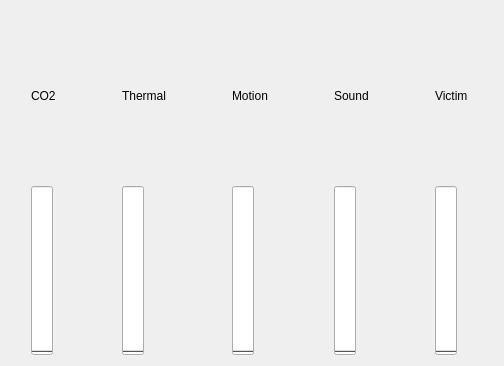
Qt form resources/ProbabilityInfo.ui (pandora-auth-ros-pkg/pandora_rqt_gui) before a commit.
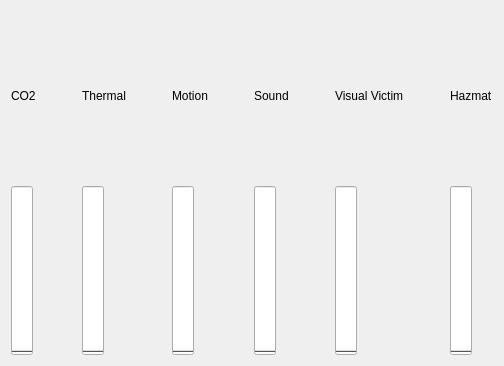
The same form after that commit.

Commit message:
Rename GlobalProbabilities to VictimProbabilities
- Rename message attribute victim -> visualVictim
- Add hazmat as a sign of life.

Diff of the .ui file:
```diff
--- a/resources/ProbabilityInfo.ui
+++ b/resources/ProbabilityInfo.ui
@@ -235,7 +235,7 @@
           </sizepolicy>
          </property>
          <property name="text">
-          <string>Victim</string>
+          <string>Visual Victim</string>
          </property>
         </widget>
        </item>
@@ -263,6 +263,61 @@
        </item>
       </layout>
      </item>
+     <item>
+      <spacer name="horizontalSpacer_1">
+       <property name="orientation">
+        <enum>Qt::Horizontal</enum>
+       </property>
+       <property name="sizeType">
+        <enum>QSizePolicy::Preferred</enum>
+       </property>
+       <property name="sizeHint" stdset="0">
+        <size>
+         <width>40</width>
+         <height>20</height>
+        </size>
+       </property>
+      </spacer>
+     </item>
+     <item>
+      <layout class="QVBoxLayout" name="verticalLayout_10">
+       <item>
+        <widget class="QLabel" name="label_13">
+         <property name="sizePolicy">
+          <sizepolicy hsizetype="Preferred" vsizetype="Minimum">
+           <horstretch>0</horstretch>
+           <verstretch>0</verstretch>
+          </sizepolicy>
+         </property>
+         <property name="text">
+          <string>Hazmat</string>
+         </property>
+        </widget>
+       </item>
+       <item>
+        <widget class="QProgressBar" name="HazmatBar">
+         <property name="sizePolicy">
+          <sizepolicy hsizetype="Fixed" vsizetype="Preferred">
+           <horstretch>0</horstretch>
+           <verstretch>0</verstretch>
+          </sizepolicy>
+         </property>
+         <property name="value">
+          <number>0</number>
+         </property>
+         <property name="orientation">
+          <enum>Qt::Vertical</enum>
+         </property>
+         <property name="invertedAppearance">
+          <bool>false</bool>
+         </property>
+         <property name="textDirection">
+          <enum>QProgressBar::BottomToTop</enum>
+         </property>
+        </widget>
+       </item>
+      </layout>
+     </item>
     </layout>
    </item>
   </layout>
```
The commit also changes 2 other files.
